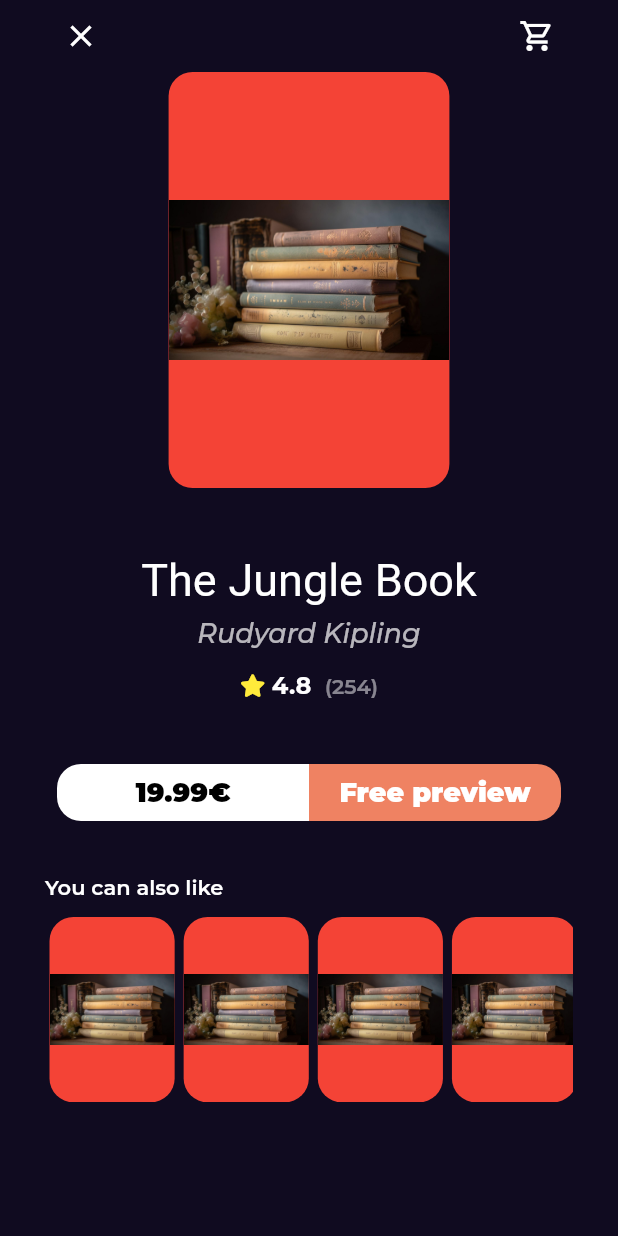
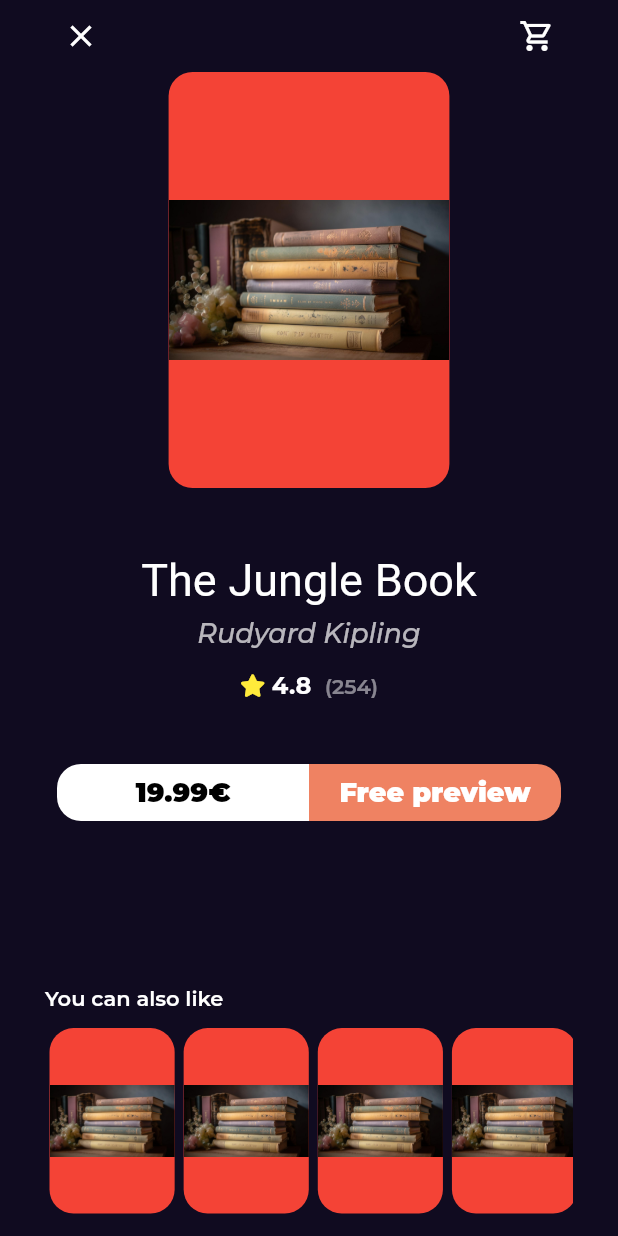
Before and after one commit to AhmedAlbay/bookly_app, a Flutter app: the BookDetailsView screen opened by its route, on a phone screen of 412 x 824 dp. Run offline on Flutter 3.47's test engine with Material 2 defaults, Android fonts, the phone set to English and light mode, and no system bars; our stand-ins replace font_awesome_flutter, go_router, google_fonts.

Commit message:
refactor the code

```diff
--- /dev/null
+++ b/lib/Features/home/presentation/views/widgets/book_details_section.dart
@@ -0,0 +1,50 @@
+import 'package:bookly_app/Features/home/presentation/views/widgets/books_action.dart';
+import 'package:bookly_app/Features/home/presentation/views/widgets/booking_rating.dart';
+import 'package:bookly_app/Features/home/presentation/views/widgets/custom_book_item.dart';
+import 'package:bookly_app/core/utils/styles.dart';
+import 'package:flutter/material.dart';
+
+class BookDetailsSection extends StatelessWidget {
+  const BookDetailsSection({super.key});
+
+  @override
+  Widget build(BuildContext context) {
+    var width = MediaQuery.of(context).size.width;
+    return Column(
+      children: [
+        Padding(
+          padding: EdgeInsets.symmetric(horizontal: width * .2),
+          child: const CustomBookItem(),
+        ),
+        const SizedBox(
+          height: 43,
+        ),
+        const Text(
+          'The Jungle Book',
+          style: Styles.textStyle30,
+        ),
+        const SizedBox(
+          height: 6,
+        ),
+        Opacity(
+          opacity: .7,
+          child: Text(
+            'Rudyard Kipling',
+            style: Styles.textStyle18.copyWith(
+                fontStyle: FontStyle.italic, fontWeight: FontWeight.w500),
+          ),
+        ),
+        const SizedBox(
+          height: 14,
+        ),
+        const BookingRating(
+          mainAxisAlignment: MainAxisAlignment.center,
+        ),
+         const SizedBox(
+                  height: 37,
+                ),
+                const BooksAction(),
+      ],
+    );
+  }
+}
--- a/lib/Features/home/presentation/views/widgets/book_details_view_body.dart
+++ b/lib/Features/home/presentation/views/widgets/book_details_view_body.dart
@@ -1,9 +1,7 @@
-import 'package:bookly_app/Features/home/presentation/views/widgets/booking_active.dart';
-import 'package:bookly_app/Features/home/presentation/views/widgets/booking_rating.dart';
+import 'package:bookly_app/Features/home/presentation/views/widgets/book_details_section.dart';
+
 import 'package:bookly_app/Features/home/presentation/views/widgets/custom_book_details_appbar.dart';
-import 'package:bookly_app/Features/home/presentation/views/widgets/custom_book_item.dart';
-import 'package:bookly_app/Features/home/presentation/views/widgets/similar_books_list_view.dart';
-import 'package:bookly_app/core/utils/styles.dart';
+import 'package:bookly_app/Features/home/presentation/views/widgets/similar_books_section.dart';
 import 'package:flutter/material.dart';
 
 class BookDetailsViewBody extends StatelessWidget {
@@ -11,63 +9,29 @@ class BookDetailsViewBody extends StatelessWidget {
 
   @override
   Widget build(BuildContext context) {
-    var width = MediaQuery.of(context).size.width;
-    return Padding(
-      padding: const EdgeInsets.symmetric(horizontal: 30.0),
-      child: Column(
-        children: [
-          const CustomBookDetailsAppBar(),
-          Padding(
-            padding: EdgeInsets.symmetric(horizontal: width * .2),
-            child: const CustomBookItem(),
-          ),
-          const SizedBox(
-            height: 43,
-          ),
-          const Text(
-            'The Jungle Book',
-            style: Styles.textStyle30,
-          ),
-          const SizedBox(
-            height: 6,
-          ),
-          Opacity(
-            opacity: .7,
-            child: Text(
-              'Rudyard Kipling',
-              style: Styles.textStyle18.copyWith(
-                  fontStyle: FontStyle.italic, fontWeight: FontWeight.w500),
+    return const CustomScrollView(
+      slivers: [
+        SliverFillRemaining(
+          child: Padding(
+            padding: EdgeInsets.symmetric(horizontal: 30.0),
+            child: Column(
+              children: [
+                CustomBookDetailsAppBar(),
+                BookDetailsSection(),
+                Expanded(
+                  child: SizedBox(
+                    height: 50,
+                  ),
+                ),
+                SimilarBooksSection(),
+                SizedBox(
+                  height: 15,
+                ),
+              ],
             ),
           ),
-          const SizedBox(
-            height: 14,
-          ),
-          const BookingRating(
-            mainAxisAlignment: MainAxisAlignment.center,
-          ),
-          const SizedBox(
-            height: 37,
-          ),
-          const BooksAction(),
-          const SizedBox(
-            height: 30,
-          ),
-          Align(
-            alignment: Alignment.centerLeft,
-            child: Text(
-              'You can also like',
-              style: Styles.textStyle14.copyWith(fontWeight: FontWeight.w600),
-            ),
-          ),
-          const SizedBox(
-            height: 12,
-          ),
-          const SimilarBooksListView(),
-          const SizedBox(
-            height: 10,
-          ),
-        ],
-      ),
+        )
+      ],
     );
   }
 }
--- a/lib/Features/home/presentation/views/widgets/feature_books_list_view.dart
+++ b/lib/Features/home/presentation/views/widgets/feature_books_list_view.dart
@@ -7,7 +7,7 @@ class FeatureBooksListView extends StatelessWidget {
   @override
   Widget build(BuildContext context) {
     return SizedBox(
-      height: MediaQuery.of(context).size.height * .3,
+      height: MediaQuery.of(context).size.height * .2,
       child: ListView.builder(
           scrollDirection: Axis.horizontal,
           itemBuilder: (context, index) {
--- /dev/null
+++ b/lib/Features/home/presentation/views/widgets/similar_books_section.dart
@@ -0,0 +1,24 @@
+import 'package:bookly_app/Features/home/presentation/views/widgets/similar_books_list_view.dart';
+import 'package:bookly_app/core/utils/styles.dart';
+import 'package:flutter/material.dart';
+
+class SimilarBooksSection extends StatelessWidget {
+  const SimilarBooksSection({super.key});
+
+  @override
+  Widget build(BuildContext context) {
+    return Column(
+      crossAxisAlignment: CrossAxisAlignment.start,
+      children: [
+        Text(
+          'You can also like',
+          style: Styles.textStyle14.copyWith(fontWeight: FontWeight.w600),
+        ),
+        const SizedBox(
+          height: 12,
+        ),
+        const SimilarBooksListView(),
+      ],
+    );
+  }
+}
```
Also changed, not shown: lib/Features/home/presentation/views/widgets/books_action.dart (renamed from lib/Features/home/presentation/views/widgets/booking_active.dart).
